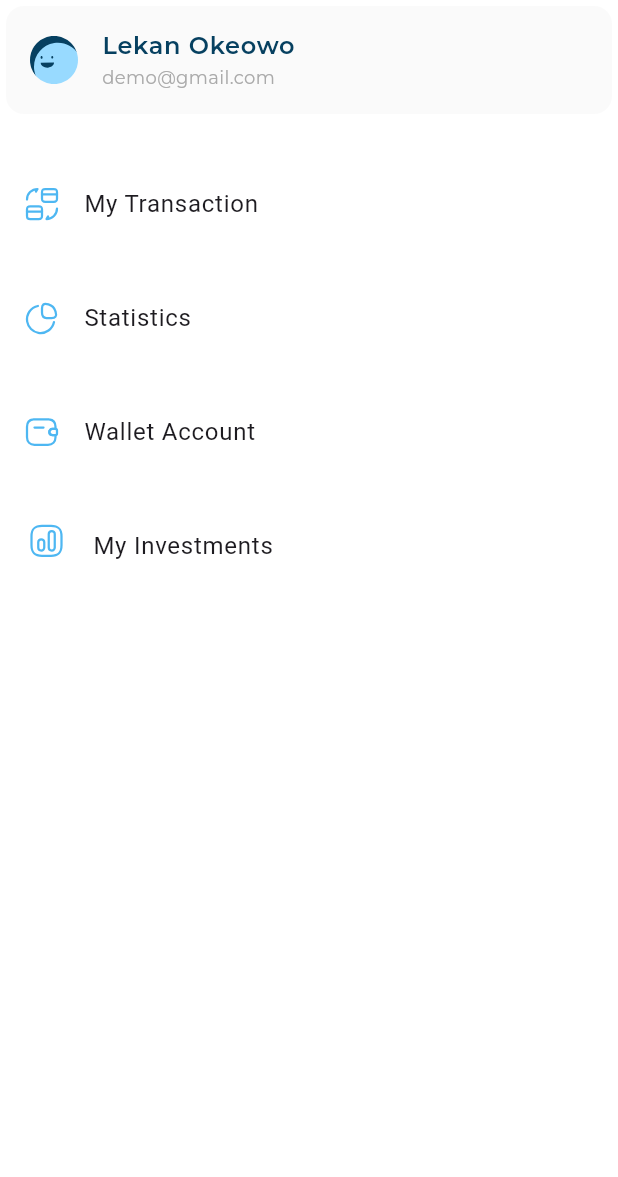
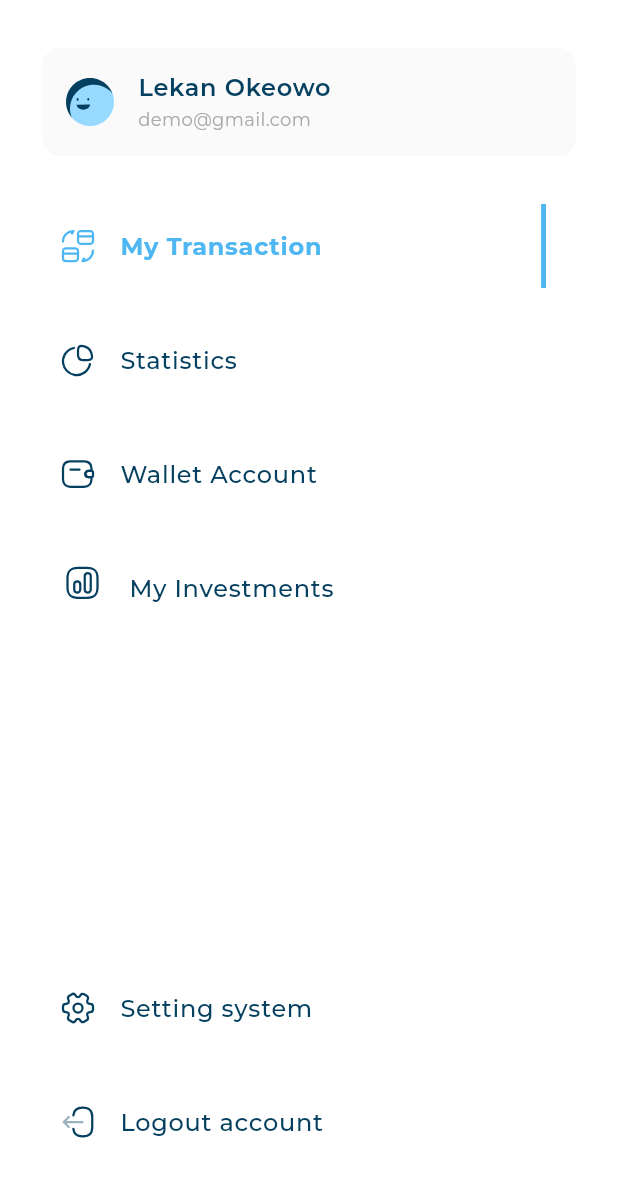
Before and after one commit to ahmedhassan456/responsive_dash_board, a Flutter app: the DashboardTesktopLayout screen opened directly, on a phone screen of 412 x 824 dp. Shown: the top 1177 px of the screen. Run offline on Flutter 3.47's test engine with Material 3 defaults, Android fonts, the phone set to English and light mode, and no system bars; our stand-ins replace flutter_svg; project files that could hold a hidden picture were left out.

Commit message:
finish drawer widget

```diff
--- a/lib/widgets/custom_drawer_widget.dart
+++ b/lib/widgets/custom_drawer_widget.dart
@@ -1,25 +1,59 @@
 import 'package:flutter/material.dart';
+import 'package:reponsive_dash_board/models/drawer_item_mode.dart';
 import 'package:reponsive_dash_board/utils/app_images.dart';
 import 'package:reponsive_dash_board/widgets/custom_list_tile.dart';
+import 'package:reponsive_dash_board/widgets/drawer_item_widget.dart';
 import 'package:reponsive_dash_board/widgets/drawer_list_widget.dart';
 
 class CustomDrawerWidget extends StatelessWidget {
   const CustomDrawerWidget({super.key});
 
-
   @override
   Widget build(BuildContext context) {
     return Container(
       color: Colors.white,
-      child: const Column(
-        children: [
-          UserInfoListTile(
-            image: Assets.imagesFrame,
-            title: 'Lekan Okeowo',
-            subtitle: 'demo@gmail.com',
+      child: const CustomScrollView(
+        slivers: [
+          SliverToBoxAdapter(
+            child: Padding(
+              padding: EdgeInsets.only(
+                top: 28.0,
+                left: 24.0,
+                right: 24.0,
+              ),
+              child: UserInfoListTile(
+                image: Assets.imagesFrame,
+                title: 'Lekan Okeowo',
+                subtitle: 'demo@gmail.com',
+              ),
+            ),
           ),
-          SizedBox(height: 8.0,),
+          SliverToBoxAdapter(
+              child: SizedBox(
+            height: 8.0,
+          )),
           DrawerListView(),
+          SliverFillRemaining(
+            hasScrollBody: false,
+            child: Column(
+              children: [
+                Expanded(child: SizedBox()),
+                DrawerListItemWidget(
+                  drawerItemModel: DrawerItemModel(
+                      title: 'Setting system', icon: Assets.imagesSettings),
+                  isActive: false,
+                ),
+                DrawerListItemWidget(
+                  drawerItemModel: DrawerItemModel(
+                      title: 'Logout account', icon: Assets.imagesLogout),
+                  isActive: false,
+                ),
+                SizedBox(
+                  height: 48.0,
+                ),
+              ],
+            ),
+          ),
         ],
       ),
     );
--- a/lib/widgets/drawer_item_widget.dart
+++ b/lib/widgets/drawer_item_widget.dart
@@ -1,18 +1,40 @@
 import 'package:flutter/material.dart';
 import 'package:flutter_svg/flutter_svg.dart';
 import 'package:reponsive_dash_board/models/drawer_item_mode.dart';
+import 'package:reponsive_dash_board/utils/app_styles.dart';
 
 class DrawerListItemWidget extends StatelessWidget {
-  const DrawerListItemWidget({super.key, required this.drawerItemModel});
+  const DrawerListItemWidget(
+      {super.key, required this.drawerItemModel, required this.isActive});
 
   final DrawerItemModel drawerItemModel;
+  final bool isActive;
   @override
   Widget build(BuildContext context) {
     return Padding(
-      padding: const EdgeInsets.only(top: 20.0),
+      padding: const EdgeInsets.only(
+        top: 20.0,
+        right: 24.0,
+        left: 24.0,
+      ),
       child: ListTile(
-        title: Text(drawerItemModel.title),
-        leading: SvgPicture.asset(drawerItemModel.icon),
+        title: Text(
+          drawerItemModel.title,
+          style: isActive
+              ? AppStyles.styleBold16.copyWith(color: const Color(0xFF4EB7F2))
+              : AppStyles.styleMedium16
+                  .copyWith(color: const Color(0xFF064060)),
+        ),
+        leading: SvgPicture.asset(
+          drawerItemModel.icon,
+          colorFilter: isActive ? const ColorFilter.mode(Color(0xFF4EB7F2), BlendMode.srcIn)
+              : const ColorFilter.mode(Color(0xFF064060), BlendMode.srcIn),
+        ),
+        trailing: isActive ? Container(
+                width: 3.27,
+                decoration: const BoxDecoration(color: Color(0xFF4EB7F2)),
+              )
+            : null,
       ),
     );
   }
--- a/lib/widgets/drawer_list_widget.dart
+++ b/lib/widgets/drawer_list_widget.dart
@@ -3,33 +3,48 @@ import 'package:reponsive_dash_board/models/drawer_item_mode.dart';
 import 'package:reponsive_dash_board/utils/app_images.dart';
 import 'package:reponsive_dash_board/widgets/drawer_item_widget.dart';
 
-class DrawerListView extends StatelessWidget {
+class DrawerListView extends StatefulWidget {
   const DrawerListView({super.key});
+  @override
+  State<DrawerListView> createState() => _DrawerListViewState();
+}
 
-  static const List<DrawerItemModel> items = [
-    DrawerItemModel(
+class _DrawerListViewState extends State<DrawerListView> {
+  final List<DrawerItemModel> items = [
+    const DrawerItemModel(
       title: 'My Transaction',
       icon: Assets.imagesTransaction,
     ),
-    DrawerItemModel(
+    const DrawerItemModel(
       title: 'Statistics',
       icon: Assets.imagesStatistics,
     ),
-    DrawerItemModel(
+    const DrawerItemModel(
       title: 'Wallet Account',
       icon: Assets.imagesWallet,
     ),
-    DrawerItemModel(
+    const DrawerItemModel(
       title: 'My Investments',
       icon: Assets.imagesInvestment,
     ),
   ];
+  int activeIndex = 0;
   @override
   Widget build(BuildContext context) {
-    return ListView.builder(
-      shrinkWrap: true,
-      physics: const NeverScrollableScrollPhysics(),
-      itemBuilder: (context, index) => DrawerListItemWidget(drawerItemModel: items[index]),
+    return SliverList.builder(
+      itemBuilder: (context, index) => GestureDetector(
+        onTap: () {
+          if (activeIndex != index) {
+            setState(() {
+              activeIndex = index;
+            });
+          }
+        },
+        child: DrawerListItemWidget(
+          drawerItemModel: items[index],
+          isActive: activeIndex == index,
+        ),
+      ),
       itemCount: items.length,
     );
   }
```
